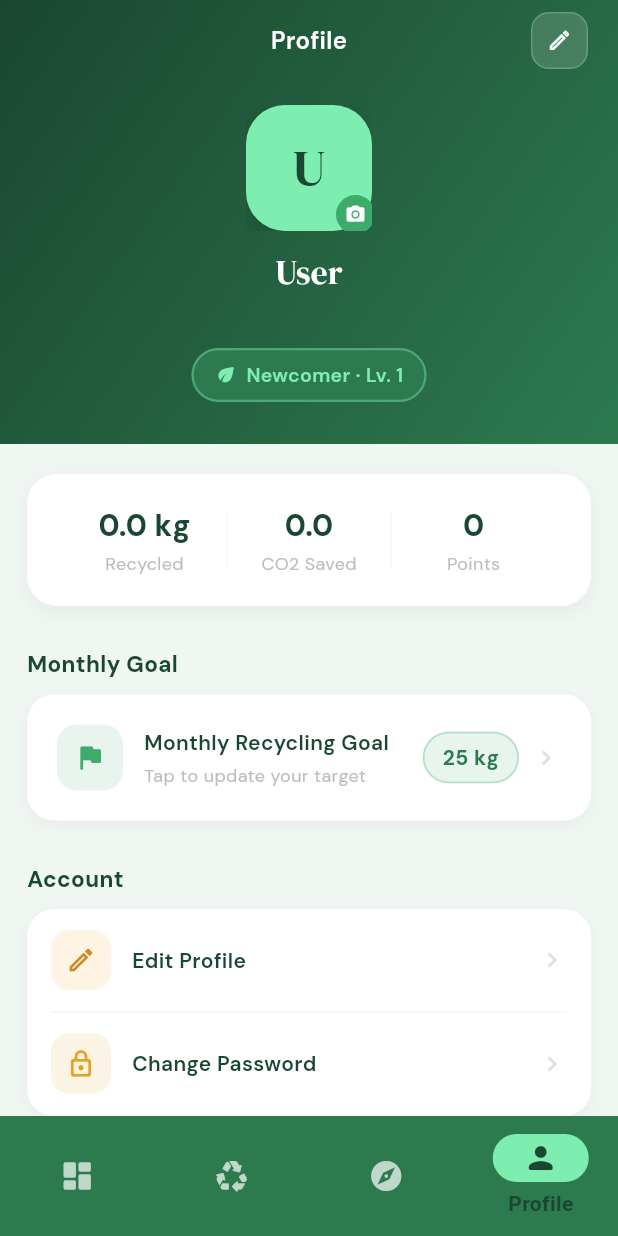
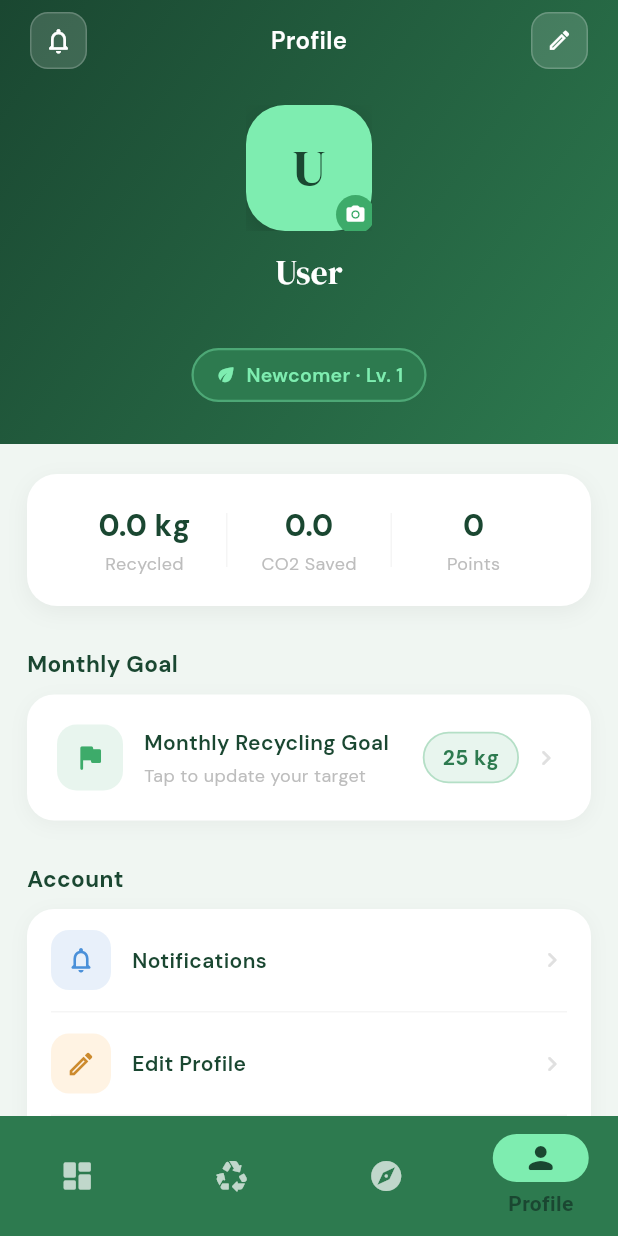
Before and after one commit to KQLOH/GreenTrack, a Flutter app: the screen it shows once a user with an empty profile is signed in, item 4 of the bottom bar chosen, on a phone screen of 412 x 824 dp. Run offline on Flutter 3.47's test engine with Material 3 defaults, Android fonts, the phone set to English and light mode, and no system bars; our stand-ins replace flutter_map, geolocator, google_fonts, image_picker, latlong2, sqflite and 1 more; accounts and stored records are empty; network calls fail.

Commit message:
update notification function

```diff
--- a/lib/User/profile_screen.dart
+++ b/lib/User/profile_screen.dart
@@ -484,7 +484,43 @@ class _ProfileScreenState extends State<ProfileScreen> {
                       children: [
                         Row(
                           children: [
-                            const SizedBox(width: 38, height: 38),
+                            GestureDetector(
+                              onTap: _openNotifications,
+                              child: Stack(
+                                children: [
+                                  Container(
+                                    width: 38,
+                                    height: 38,
+                                    decoration: BoxDecoration(
+                                      color: Colors.white.withOpacity(0.15),
+                                      borderRadius:
+                                      BorderRadius.circular(12),
+                                      border: Border.all(
+                                        color: Colors.white.withValues(alpha: 0.2),
+                                      ),
+                                    ),
+                                    child: const Icon(
+                                      Icons.notifications_none_rounded,
+                                      color: Colors.white,
+                                      size: 20,
+                                    ),
+                                  ),
+                                  if (_unreadCount > 0)
+                                    Positioned(
+                                      right: 2,
+                                      top: 2,
+                                      child: Container(
+                                        width: 10,
+                                        height: 10,
+                                        decoration: const BoxDecoration(
+                                          color: Color(0xFFE05454),
+                                          shape: BoxShape.circle,
+                                        ),
+                                      ),
+                                    ),
+                                ],
+                              ),
+                            ),
                             const Spacer(),
                             Text(
                               'Profile',
@@ -786,6 +822,14 @@ class _ProfileScreenState extends State<ProfileScreen> {
                     _menuGroup(
                       [
                         _MenuItem(
+                          icon: Icons.notifications_none_rounded,
+                          iconColor: const Color(0xFF4A90D9),
+                          emojiColor: const Color(0xFFE8F0FA),
+                          title: 'Notifications',
+                          badge: _unreadCount > 0 ? _unreadCount : null,
+                          onTap: _openNotifications,
+                        ),
+                        _MenuItem(
                           icon: Icons.edit_outlined,
                           iconColor: const Color(0xFFCC8A2E),
                           emojiColor: const Color(0xFFFFF3E3),
@@ -798,8 +842,8 @@ class _ProfileScreenState extends State<ProfileScreen> {
                           emojiColor: const Color(0xFFFBF3E3),
                           title: 'Change Password',
                           onTap: _showChangePasswordSheet,
-                        ),
-
+                          isLast: true,
+                        ),
                       ],
                     ),
 
```
Also changed, not shown: lib/User/redemption_history_screen.dart (+3 -4 lines), lib/User/rewards_screen.dart (+14 -13 lines), lib/admin/admin_module_screen.dart (+38 -6 lines).
